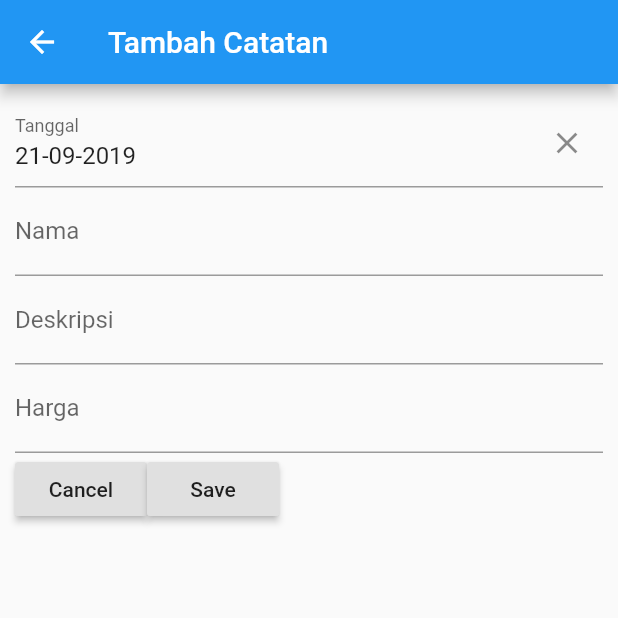
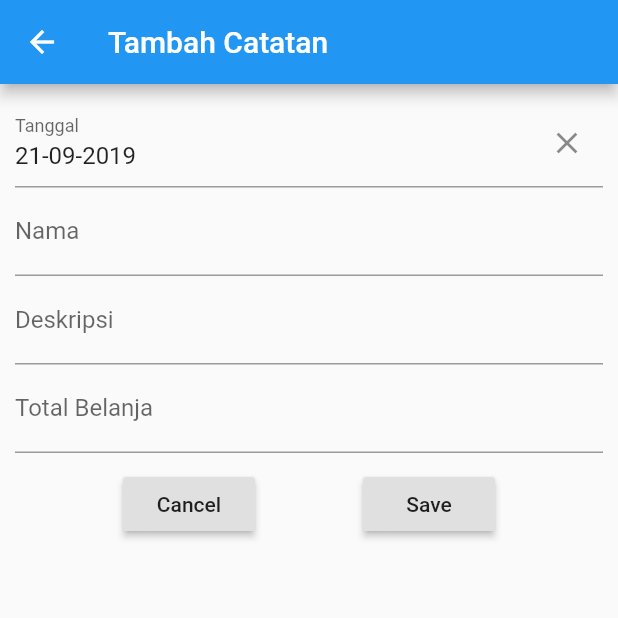
Before and after one commit to ReAlpha39/Shopping_Note, a Flutter app: the FormPage screen opened directly, on a phone screen of 412 x 824 dp, the top half of it. Run offline on Flutter 3.47's test engine with Material 2 defaults, Android fonts, the phone set to English and light mode, and no system bars; drawn by our look-alikes of datetime_picker_formfield; our stand-ins replace cloud_firestore; accounts and stored records are empty.

Commit message:
change label text harga, add padding & alignment pada button

```diff
--- a/lib/view/formPage.dart
+++ b/lib/view/formPage.dart
@@ -70,7 +70,7 @@ class _FormPageState extends State<FormPage> {
             ),
             TextFormField(
               decoration: InputDecoration(
-                labelText: 'Harga'
+                labelText: 'Total Belanja'
               ),
               onSaved: (value) {_harga = int.parse(value);},
               validator: (i) {
@@ -85,7 +85,11 @@ class _FormPageState extends State<FormPage> {
               },
               controller: hargaC,
             ),
-            Row(children: <Widget>[
+            Padding(
+              padding: const EdgeInsets.only(top: 10),
+              child: Row(
+                mainAxisAlignment: MainAxisAlignment.spaceEvenly,
+                children: <Widget>[
                 RaisedButton(
                   child: Text('Cancel'),
                   onPressed: () {
@@ -103,7 +107,8 @@ class _FormPageState extends State<FormPage> {
                     }
                   },
                 )
-            ],)
+              ],),
+            )
           ]),
         ),
       ),
```
Lines whose indentation alone changed are shown as unchanged.
